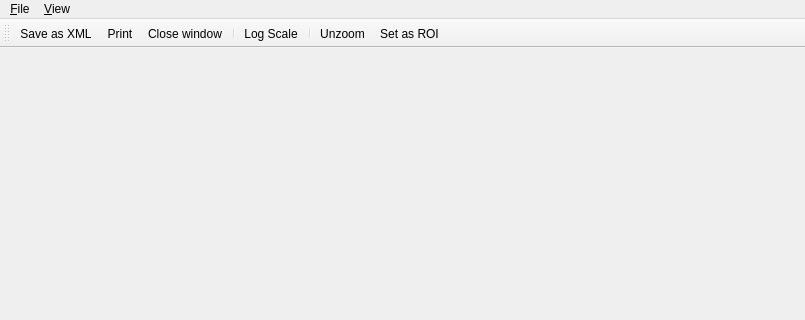
Before: the Qt Designer form lib/nicos/gui/live.ui in mlz-ictrl/nicos, drawn with Qt 5; both pictures show x 0 to 805 and y 0 to 320 of the 805 by 554 pixel window.
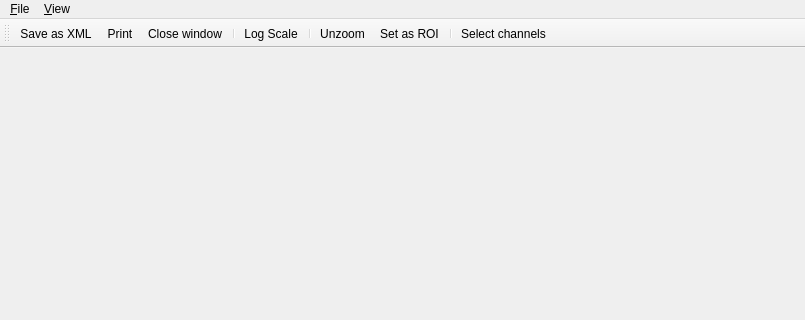
After: the same form once the commit is applied. Icons and pictures are not drawn.

Commit message: Add dialog menu item.

What changed in the file:
```diff
--- a/lib/nicos/gui/live.ui
+++ b/lib/nicos/gui/live.ui
@@ -75,6 +75,8 @@
    <addaction name="separator"/>
    <addaction name="actionUnzoom"/>
    <addaction name="actionSetAsROI"/>
+   <addaction name="separator"/>
+   <addaction name="actionSelectChannels"/>
   </widget>
   <action name="actionPrint">
    <property name="icon">
@@ -174,6 +176,11 @@
     <string>Set as ROI</string>
    </property>
   </action>
+  <action name="actionSelectChannels">
+   <property name="text">
+    <string>Select channels...</string>
+   </property>
+  </action>
  </widget>
  <resources>
   <include location="../../../resources/nicos-gui.qrc"/>
```
Left out of the diff: 2 changed lines with no effect on the pictures. The commit also changes 1 other file.
